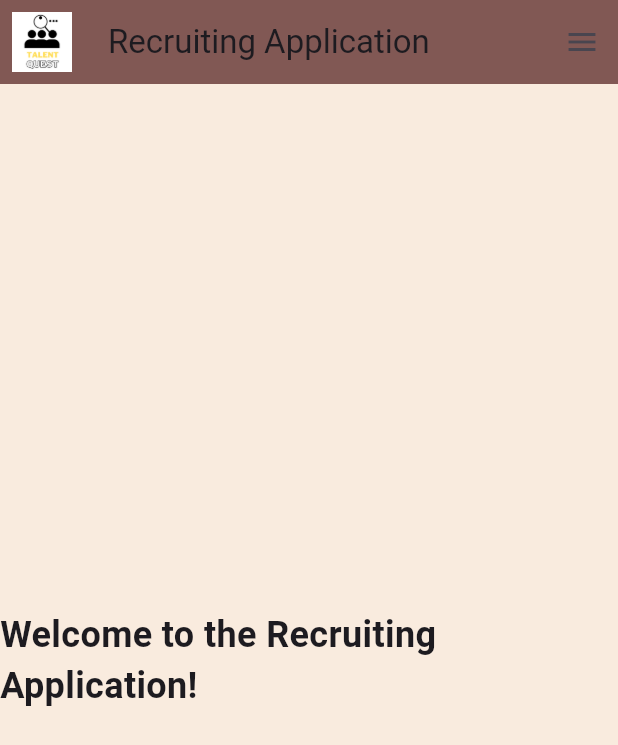
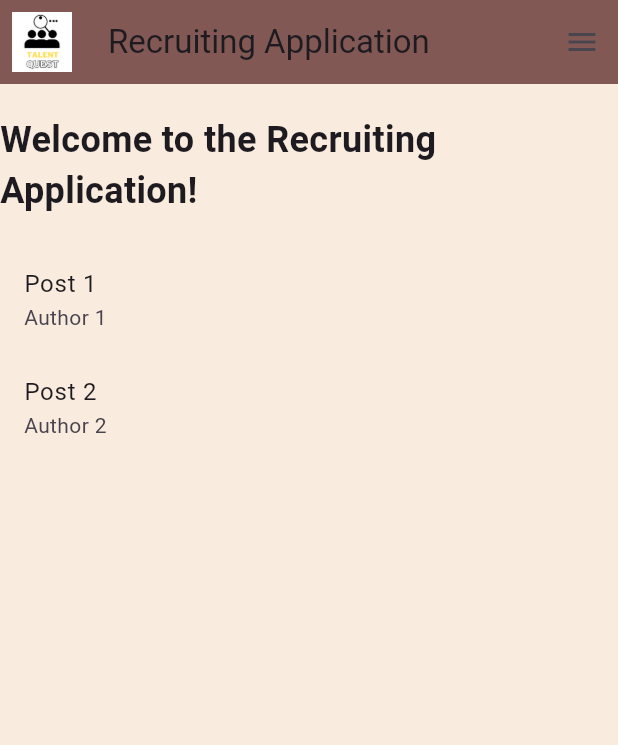
Before and after one commit to M-Sriram/RecruitingApp_Project2, a Flutter app: the screen it shows after launch, on a phone screen of 412 x 824 dp. Shown: the top 745 px of the screen. Run offline on Flutter 3.47's test engine with Material 3 defaults, Android fonts, the phone set to English and light mode, and no system bars.

Commit message:
Home Screen Post Commit

```diff
--- a/lib/main.dart
+++ b/lib/main.dart
@@ -1,15 +1,20 @@
 import 'package:flutter/material.dart';
-import 'screens/home_screen.dart';
 import 'screens/candidates_screen.dart';
 import 'screens/create_post_screen.dart';
 import 'screens/job_listings_screen.dart';
-
+import 'models/post.dart';
+import 'screens/post_detail_screen.dart';
 
 void main() async {
   runApp(MyApp());
 }
 
 class MyApp extends StatelessWidget {
+  final List<Post> posts = [
+    Post(title: 'Post 1', author: 'Author 1'),
+    Post(title: 'Post 2', author: 'Author 2'),
+  ];
+
   @override
   Widget build(BuildContext context) {
     return MaterialApp(
@@ -20,7 +25,7 @@ class MyApp extends StatelessWidget {
       ),
       initialRoute: '/',
       routes: {
-        '/': (context) => HomeScreen(),
+        '/': (context) => HomeScreen(posts: posts),
         '/candidates': (context) => CandidatesScreen(),
         '/create_post': (context) => CreatePostScreen(),
         '/job_listings': (context) => JobListingsScreen(),
@@ -30,6 +35,10 @@ class MyApp extends StatelessWidget {
 }
 
 class HomeScreen extends StatelessWidget {
+  final List<Post> posts;
+
+  const HomeScreen({Key? key, required this.posts}) : super(key: key);
+
   @override
   Widget build(BuildContext context) {
     return Scaffold(
@@ -37,7 +46,7 @@ class HomeScreen extends StatelessWidget {
       appBar: AppBar(
         backgroundColor: const Color(0xFF815854),
         title: Text('Recruiting Application'),
-        leading: Padding( // Logo in top left
+        leading: Padding(
           padding: const EdgeInsets.all(8.0),
           child: Image.asset(
             'assets/app_logo.png',
@@ -49,16 +58,15 @@ class HomeScreen extends StatelessWidget {
           IconButton(
             icon: const Icon(Icons.menu),
             onPressed: () {
-
               _showMenu(context);
             },
           ),
         ],
       ),
-      body: const Center(
-        child: Column(
-          mainAxisAlignment: MainAxisAlignment.center,
+      body: Column(
+        crossAxisAlignment: CrossAxisAlignment.center,
         children: [
+          const SizedBox(height: 20),
           Text(
             'Welcome to the Recruiting Application!',
             style: TextStyle(
@@ -66,8 +74,28 @@ class HomeScreen extends StatelessWidget {
               fontWeight: FontWeight.bold,
             ),
           ),
+          const SizedBox(height: 20),
+          Expanded(
+            child: ListView.builder(
+              itemCount: posts.length,
+              itemBuilder: (context, index) {
+                final post = posts[index];
+                return ListTile(
+                  title: Text(post.title),
+                  subtitle: Text(post.author),
+                  onTap: () {
+                    Navigator.push(
+                      context,
+                      MaterialPageRoute(
+                        builder: (context) => PostDetailScreen(post: post),
+                      ),
+                    );
+                  },
+                );
+              },
+            ),
+          ),
         ],
-        ),
       ),
     );
   }
```
Also changed, not shown: lib/screens/home_screen.dart (deleted, +0 -39 lines). Lines whose indentation alone changed are shown as unchanged.
